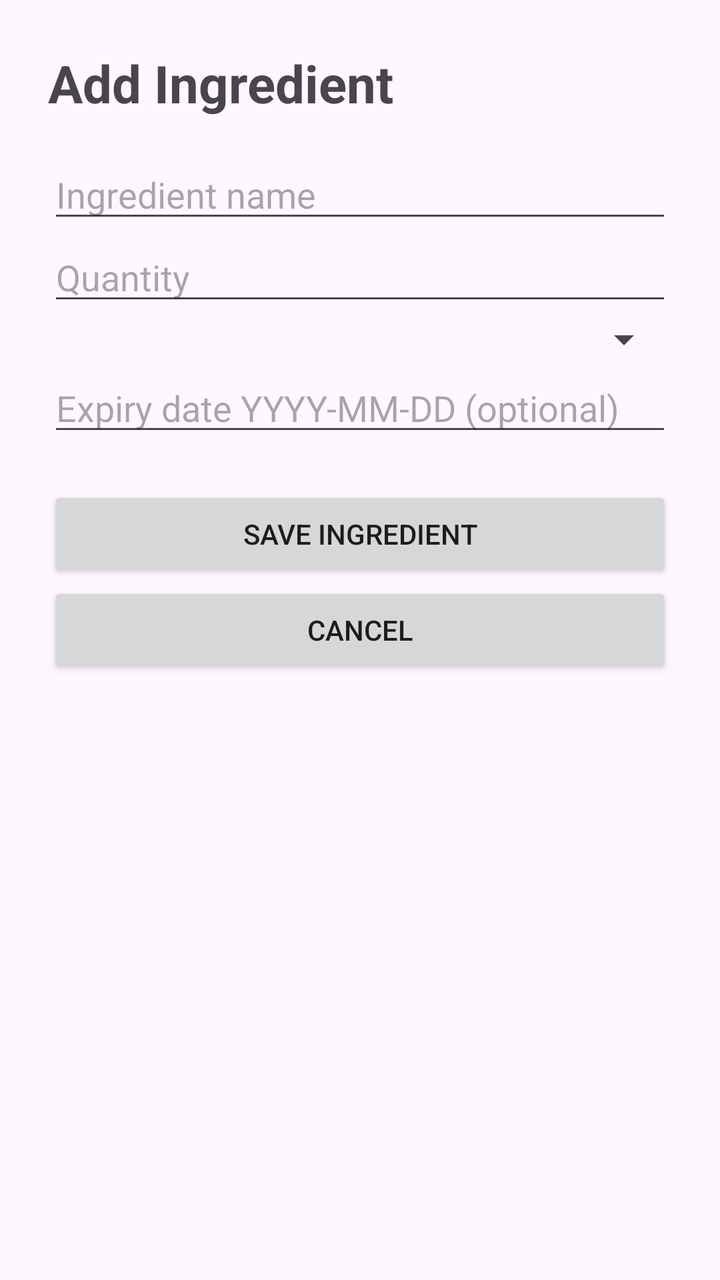
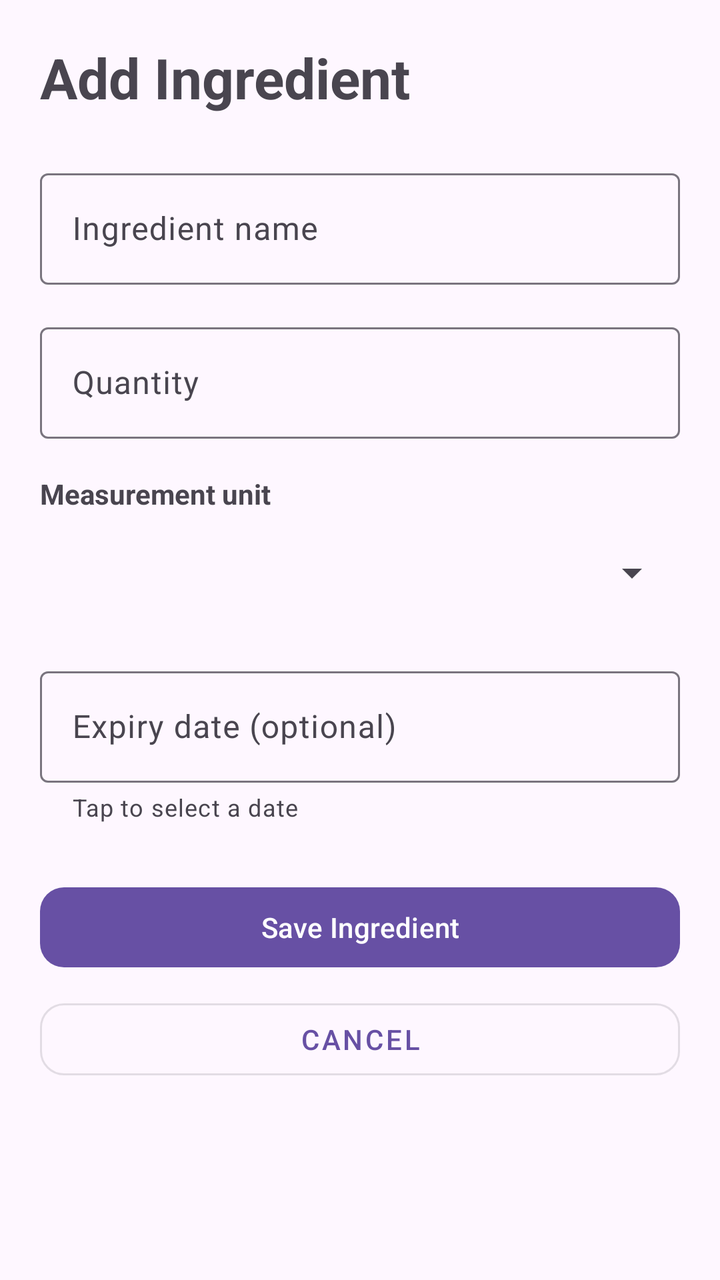

Screens rendered from an Android XML layout before and after an edit, with the pre-edit source and the edit as a unified diff.
<!-- AndroidManifest.xml: application theme Theme.SmartPantryManager -->
<!-- res/layout/activity_add_edit_ingredient.xml -->
<?xml version="1.0" encoding="utf-8"?>
<ScrollView
    xmlns:android="http://schemas.android.com/apk/res/android"
    android:layout_width="match_parent"
    android:layout_height="match_parent">

    <LinearLayout
        android:layout_width="match_parent"
        android:layout_height="wrap_content"
        android:orientation="vertical"
        android:padding="24dp">

        <TextView
            android:id="@+id/tvFormTitle"
            android:layout_width="match_parent"
            android:layout_height="wrap_content"
            android:text="Add Ingredient"
            android:textStyle="bold"
            android:textSize="26sp"
            android:paddingBottom="16dp"/>

        <EditText
            android:id="@+id/etIngredientName"
            android:layout_width="match_parent"
            android:layout_height="wrap_content"
            android:hint="Ingredient name"
            android:inputType="textCapWords"/>

        <EditText
            android:id="@+id/etQuantity"
            android:layout_width="match_parent"
            android:layout_height="wrap_content"
            android:hint="Quantity"
            android:inputType="numberDecimal"/>

        <Spinner
            android:id="@+id/spinnerUnit"
            android:layout_width="match_parent"
            android:layout_height="wrap_content"/>

        <EditText
            android:id="@+id/etExpiry"
            android:layout_width="match_parent"
            android:layout_height="wrap_content"
            android:hint="Expiry date YYYY-MM-DD (optional)"
            android:inputType="date"/>

        <Button
            android:id="@+id/btnSaveIngredient"
            android:layout_width="match_parent"
            android:layout_height="wrap_content"
            android:text="Save Ingredient"
            android:layout_marginTop="20dp"/>

        <Button
            android:id="@+id/btnCancel"
            android:layout_width="match_parent"
            android:layout_height="wrap_content"
            android:text="Cancel"/>

    </LinearLayout>

</ScrollView>
<!-- resources referenced by this layout -->
<resources>
  <style name="Theme.SmartPantryManager" parent="Base.Theme.SmartPantryManager" />
  <style name="Base.Theme.SmartPantryManager" parent="Theme.Material3.DayNight.NoActionBar">
          
          
      </style>
</resources>

<!-- the commit's change to res/layout/activity_add_edit_ingredient.xml (unified diff, before → after) -->
@@ -1,62 +1,119 @@
 <?xml version="1.0" encoding="utf-8"?>
 <ScrollView
     xmlns:android="http://schemas.android.com/apk/res/android"
+    xmlns:app="http://schemas.android.com/apk/res-auto"
     android:layout_width="match_parent"
-    android:layout_height="match_parent">
+    android:layout_height="match_parent"
+    android:fillViewport="true">
 
     <LinearLayout
         android:layout_width="match_parent"
         android:layout_height="wrap_content"
         android:orientation="vertical"
-        android:padding="24dp">
+        android:padding="20dp">
 
         <TextView
             android:id="@+id/tvFormTitle"
             android:layout_width="match_parent"
             android:layout_height="wrap_content"
             android:text="Add Ingredient"
+            android:textSize="28sp"
             android:textStyle="bold"
-            android:textSize="26sp"
-            android:paddingBottom="16dp"/>
+            android:layout_marginBottom="24dp" />
 
-        <EditText
-            android:id="@+id/etIngredientName"
+        
+
+        <com.google.android.material.textfield.TextInputLayout
             android:layout_width="match_parent"
             android:layout_height="wrap_content"
             android:hint="Ingredient name"
-            android:inputType="textCapWords"/>
+            app:boxBackgroundMode="outline">
 
-        <EditText
-            android:id="@+id/etQuantity"
+            <com.google.android.material.textfield.TextInputEditText
+                android:id="@+id/etIngredientName"
+                android:layout_width="match_parent"
+                android:layout_height="wrap_content"
+                android:inputType="textCapWords"
+                android:maxLines="1" />
+
+        </com.google.android.material.textfield.TextInputLayout>
+
+        
+
+        <com.google.android.material.textfield.TextInputLayout
             android:layout_width="match_parent"
             android:layout_height="wrap_content"
+            android:layout_marginTop="16dp"
             android:hint="Quantity"
-            android:inputType="numberDecimal"/>
+            app:boxBackgroundMode="outline">
+
+            <com.google.android.material.textfield.TextInputEditText
+                android:id="@+id/etQuantity"
+                android:layout_width="match_parent"
+                android:layout_height="wrap_content"
+                android:inputType="numberDecimal"
+                android:maxLines="1" />
+
+        </com.google.android.material.textfield.TextInputLayout>
+
+        
+
+        <TextView
+            android:layout_width="match_parent"
+            android:layout_height="wrap_content"
+            android:layout_marginTop="18dp"
+            android:text="Measurement unit"
+            android:textSize="14sp"
+            android:textStyle="bold" />
 
         <Spinner
             android:id="@+id/spinnerUnit"
             android:layout_width="match_parent"
-            android:layout_height="wrap_content"/>
+            android:layout_height="52dp"
+            android:layout_marginTop="4dp"
+            android:paddingStart="12dp"
+            android:paddingEnd="12dp" />
 
-        <EditText
-            android:id="@+id/etExpiry"
+        
+
+        <com.google.android.material.textfield.TextInputLayout
             android:layout_width="match_parent"
             android:layout_height="wrap_content"
-            android:hint="Expiry date YYYY-MM-DD (optional)"
-            android:inputType="date"/>
+            android:layout_marginTop="18dp"
+            android:hint="Expiry date (optional)"
+            app:boxBackgroundMode="outline"
+            app:helperText="Tap to select a date">
 
-        <Button
+            <com.google.android.material.textfield.TextInputEditText
+                android:id="@+id/etExpiry"
+                android:layout_width="match_parent"
+                android:layout_height="wrap_content"
+                android:cursorVisible="false"
+                android:focusable="false"
+                android:maxLines="1" />
+
+        </com.google.android.material.textfield.TextInputLayout>
+
+        
+
+        <com.google.android.material.button.MaterialButton
             android:id="@+id/btnSaveIngredient"
             android:layout_width="match_parent"
             android:layout_height="wrap_content"
+            android:layout_marginTop="28dp"
             android:text="Save Ingredient"
-            android:layout_marginTop="20dp"/>
+            app:cornerRadius="12dp" />
 
-        <Button
+        
+
+        <com.google.android.material.button.MaterialButton
             android:id="@+id/btnCancel"
+            style="@style/Widget.MaterialComponents.Button.OutlinedButton"
             android:layout_width="match_parent"
             android:layout_height="wrap_content"
-            android:text="Cancel"/>
+            android:layout_marginTop="8dp"
+            android:text="Cancel"
+            app:cornerRadius="12dp" />
 
     </LinearLayout>
 
